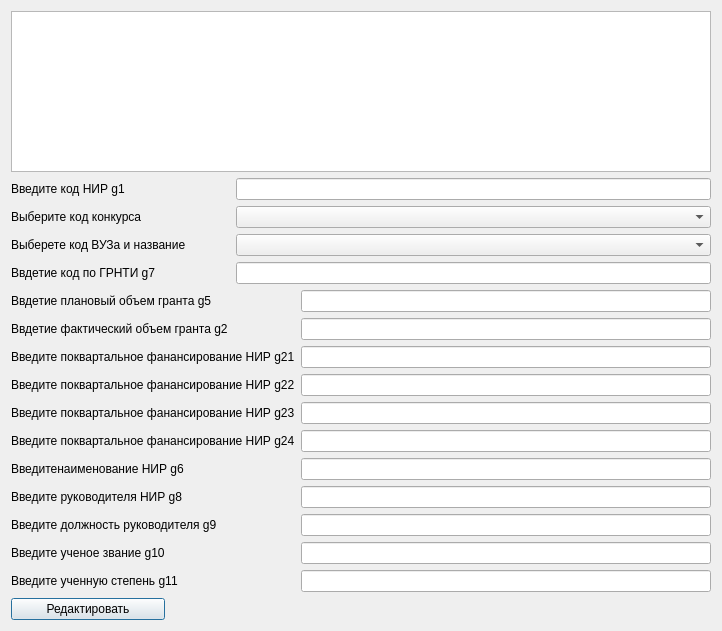
The window that changeWindow.ui (BITLIFASON/Support_Of_Competitions_For_Grants) describes before a commit, drawn with Qt 5.
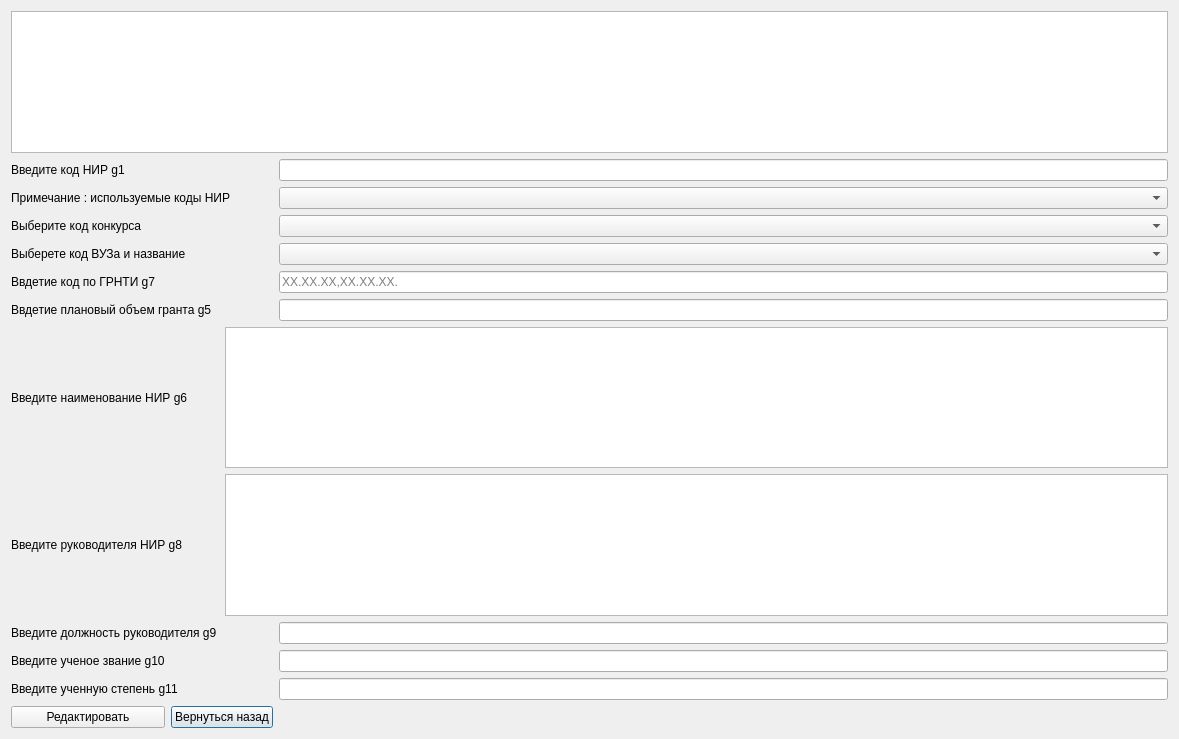
The same window after the commit.

The edit to the form file:
```diff
--- a/changeWindow.ui
+++ b/changeWindow.ui
@@ -6,53 +6,100 @@
    <rect>
     <x>0</x>
     <y>0</y>
-    <width>722</width>
-    <height>631</height>
+    <width>1179</width>
+    <height>739</height>
    </rect>
   </property>
   <property name="windowTitle">
    <string>Редактирование строк</string>
   </property>
   <layout class="QGridLayout" name="gridLayout">
-   <item row="2" column="2" colspan="2">
-    <widget class="QComboBox" name="comboBox_cod_kon"/>
+   <item row="8" column="2" colspan="2">
+    <widget class="QTextEdit" name="lineEdit_g8"/>
    </item>
-   <item row="4" column="2" colspan="2">
-    <widget class="QLineEdit" name="lineEdit_g7"/>
+   <item row="10" column="0">
+    <widget class="QLabel" name="label_15">
+     <property name="text">
+      <string>Введите ученое звание g10</string>
+     </property>
+    </widget>
    </item>
-   <item row="5" column="0" colspan="2">
-    <widget class="QLabel" name="label_6">
+   <item row="9" column="0" colspan="2">
+    <widget class="QLabel" name="label_14">
      <property name="text">
-      <string>Ввдетие плановый объем гранта g5</string>
+      <string>Введите должность руководителя g9</string>
      </property>
     </widget>
    </item>
-   <item row="5" column="3">
-    <widget class="QLineEdit" name="lineEdit_g5"/>
+   <item row="10" column="3">
+    <widget class="QLineEdit" name="lineEdit_g10"/>
    </item>
-   <item row="6" column="0" colspan="2">
-    <widget class="QLabel" name="label_7">
+   <item row="11" column="0" colspan="2">
+    <widget class="QLabel" name="label_16">
      <property name="text">
-      <string>Ввдетие фактический объем гранта g2</string>
+      <string>Введите ученную степень g11</string>
      </property>
     </widget>
    </item>
-   <item row="4" column="0">
+   <item row="12" column="1" colspan="2">
+    <widget class="QPushButton" name="pushButton_change_back">
+     <property name="text">
+      <string>Вернуться назад</string>
+     </property>
+    </widget>
+   </item>
+   <item row="5" column="0">
     <widget class="QLabel" name="label_5">
      <property name="text">
       <string>Ввдетие код по ГРНТИ g7</string>
      </property>
     </widget>
    </item>
-   <item row="2" column="0">
-    <widget class="QLabel" name="label_2">
+   <item row="12" column="0">
+    <widget class="QPushButton" name="pushButton_change_2">
      <property name="text">
-      <string>Выберите код конкурса </string>
+      <string>Редактировать</string>
      </property>
     </widget>
    </item>
-   <item row="1" column="2" colspan="2">
-    <widget class="QLineEdit" name="lineEdit_g1"/>
+   <item row="8" column="0" colspan="2">
+    <widget class="QLabel" name="label_13">
+     <property name="text">
+      <string>Введите руководителя НИР g8</string>
+     </property>
+    </widget>
+   </item>
+   <item row="9" column="3">
+    <widget class="QLineEdit" name="lineEdit_g9"/>
+   </item>
+   <item row="4" column="3">
+    <widget class="QComboBox" name="comboBox_cod_vuz_change"/>
+   </item>
+   <item row="6" column="3">
+    <widget class="QLineEdit" name="lineEdit_g5"/>
+   </item>
+   <item row="11" column="3">
+    <widget class="QLineEdit" name="lineEdit_g11"/>
+   </item>
+   <item row="5" column="3">
+    <widget class="QLineEdit" name="lineEdit_g7">
+     <property name="placeholderText">
+      <string>XX.XX.XX,XX.XX.XX.</string>
+     </property>
+    </widget>
+   </item>
+   <item row="6" column="0" colspan="2">
+    <widget class="QLabel" name="label_6">
+     <property name="text">
+      <string>Ввдетие плановый объем гранта g5</string>
+     </property>
+    </widget>
+   </item>
+   <item row="7" column="2" colspan="2">
+    <widget class="QTextEdit" name="lineEdit_g6"/>
+   </item>
+   <item row="0" column="0" colspan="4">
+    <widget class="QTableView" name="tableView_change"/>
    </item>
    <item row="1" column="0">
     <widget class="QLabel" name="label">
@@ -61,116 +108,40 @@
      </property>
     </widget>
    </item>
-   <item row="3" column="0" colspan="2">
+   <item row="1" column="3">
+    <widget class="QLineEdit" name="lineEdit_g1"/>
+   </item>
+   <item row="2" column="0" colspan="3">
+    <widget class="QLabel" name="label_4">
+     <property name="text">
+      <string>Примечание : используемые коды НИР</string>
+     </property>
+    </widget>
+   </item>
+   <item row="2" column="3">
+    <widget class="QComboBox" name="comboBox_cod_nir_change"/>
+   </item>
+   <item row="3" column="0">
+    <widget class="QLabel" name="label_2">
+     <property name="text">
+      <string>Выберите код конкурса </string>
+     </property>
+    </widget>
+   </item>
+   <item row="3" column="3">
+    <widget class="QComboBox" name="comboBox_cod_kon_change"/>
+   </item>
+   <item row="4" column="0" colspan="2">
     <widget class="QLabel" name="label_3">
      <property name="text">
       <string>Выберете код ВУЗа и название</string>
      </property>
     </widget>
    </item>
-   <item row="6" column="3">
-    <widget class="QLineEdit" name="lineEdit_g2"/>
-   </item>
-   <item row="7" column="0" colspan="3">
-    <widget class="QLabel" name="label_8">
-     <property name="text">
-      <string>Введите поквартальное фанансирование НИР g21</string>
-     </property>
-    </widget>
-   </item>
-   <item row="7" column="3">
-    <widget class="QLineEdit" name="lineEdit_g21"/>
-   </item>
-   <item row="8" column="0" colspan="3">
-    <widget class="QLabel" name="label_9">
-     <property name="text">
-      <string>Введите поквартальное фанансирование НИР g22</string>
-     </property>
-    </widget>
-   </item>
-   <item row="0" column="0" colspan="4">
-    <widget class="QTableView" name="tableView_change"/>
-   </item>
-   <item row="3" column="2" colspan="2">
-    <widget class="QComboBox" name="comboBox_cod_vuz"/>
-   </item>
-   <item row="16" column="0">
-    <widget class="QPushButton" name="pushButton_change">
-     <property name="text">
-      <string>Редактировать</string>
-     </property>
-    </widget>
-   </item>
-   <item row="13" column="3">
-    <widget class="QLineEdit" name="lineEdit_g9"/>
-   </item>
-   <item row="14" column="0">
-    <widget class="QLabel" name="label_15">
-     <property name="text">
-      <string>Введите ученое звание g10</string>
-     </property>
-    </widget>
-   </item>
-   <item row="15" column="3">
-    <widget class="QLineEdit" name="lineEdit_g11"/>
-   </item>
-   <item row="15" column="0" colspan="2">
-    <widget class="QLabel" name="label_16">
-     <property name="text">
-      <string>Введите ученную степень g11</string>
-     </property>
-    </widget>
-   </item>
-   <item row="14" column="3">
-    <widget class="QLineEdit" name="lineEdit_g10"/>
-   </item>
-   <item row="9" column="3">
-    <widget class="QLineEdit" name="lineEdit_g23"/>
-   </item>
-   <item row="8" column="3">
-    <widget class="QLineEdit" name="lineEdit_g22"/>
-   </item>
-   <item row="9" column="0" colspan="3">
-    <widget class="QLabel" name="label_10">
-     <property name="text">
-      <string>Введите поквартальное фанансирование НИР g23</string>
-     </property>
-    </widget>
-   </item>
-   <item row="10" column="0" colspan="3">
-    <widget class="QLabel" name="label_11">
-     <property name="text">
-      <string>Введите поквартальное фанансирование НИР g24</string>
-     </property>
-    </widget>
-   </item>
-   <item row="10" column="3">
-    <widget class="QLineEdit" name="lineEdit_g24"/>
-   </item>
-   <item row="11" column="0" colspan="2">
+   <item row="7" column="0" colspan="2">
     <widget class="QLabel" name="label_12">
      <property name="text">
-      <string>Введитенаименование НИР g6</string>
-     </property>
-    </widget>
-   </item>
-   <item row="11" column="3">
-    <widget class="QLineEdit" name="lineEdit_g6"/>
-   </item>
-   <item row="12" column="0" colspan="2">
-    <widget class="QLabel" name="label_13">
-     <property name="text">
-      <string>Введите руководителя НИР g8</string>
-     </property>
-    </widget>
-   </item>
-   <item row="12" column="3">
-    <widget class="QLineEdit" name="lineEdit_g8"/>
-   </item>
-   <item row="13" column="0" colspan="2">
-    <widget class="QLabel" name="label_14">
-     <property name="text">
-      <string>Введите должность руководителя g9</string>
+      <string>Введите наименование НИР g6</string>
      </property>
     </widget>
    </item>
```
Left out of the diff: 2 changed lines with no effect on the pictures.
